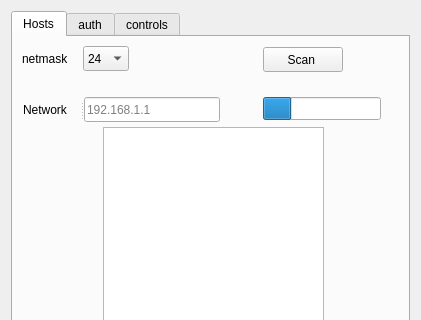
Before: the Qt Designer form Master.ui in Rahman-Hegazy/Abu-Trika, drawn with Qt 5; both pictures show x 0 to 421 and y 0 to 320 of the 421 by 499 pixel window.
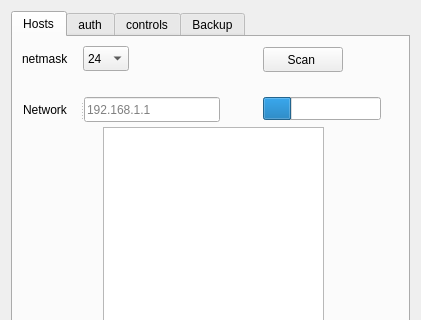
After: the same form once the commit is applied.

What changed in the file:
```diff
--- a/Master.ui
+++ b/Master.ui
@@ -429,6 +429,11 @@
        <widget class="QLineEdit" name="line_check_2"/>
       </widget>
      </widget>
+     <widget class="QWidget" name="tab">
+      <attribute name="title">
+       <string>Backup</string>
+      </attribute>
+     </widget>
     </widget>
    </item>
   </layout>
```
